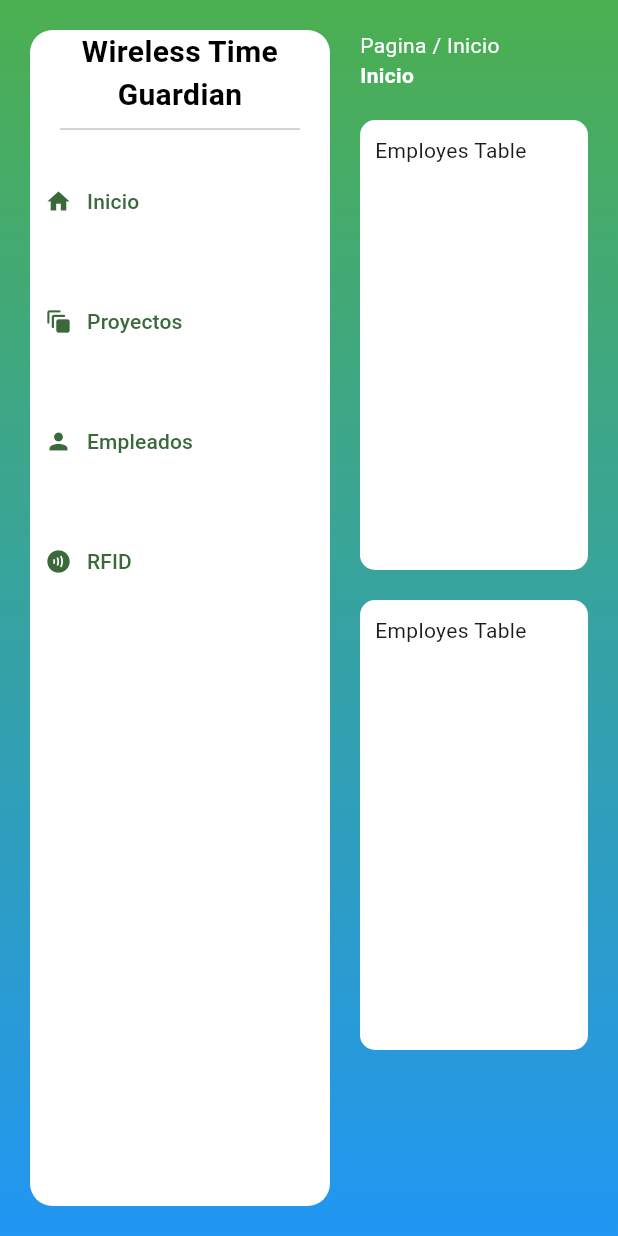
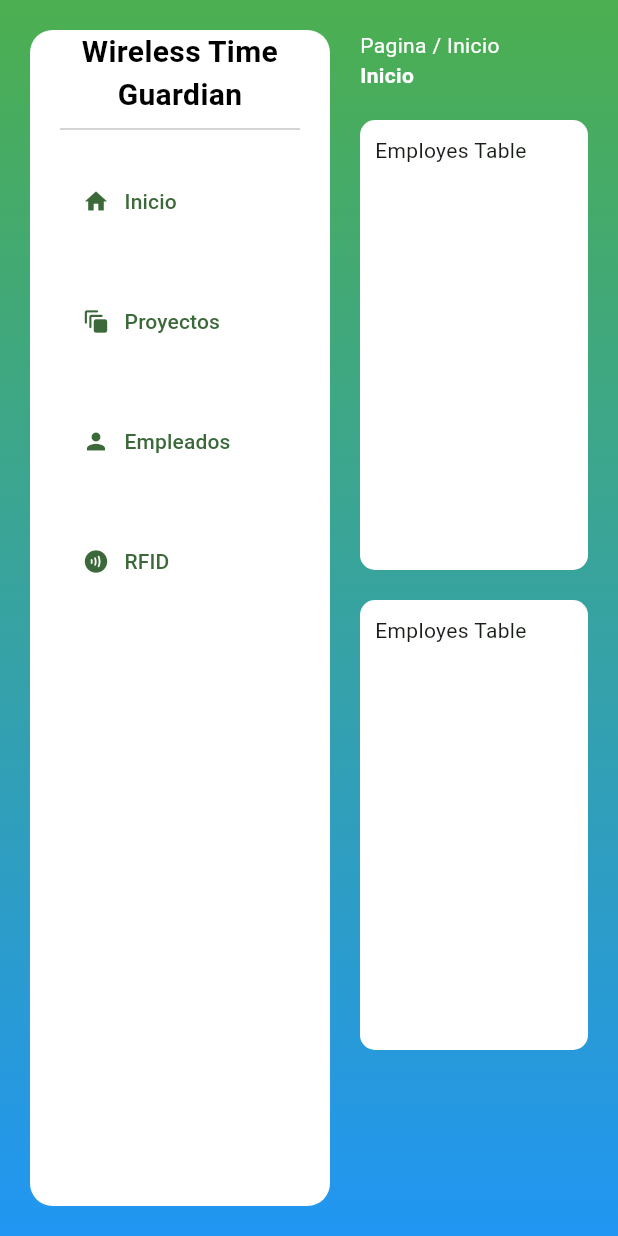
Before and after one commit to IsaiDiaz/wireless_time_guardian_flutter_frontend, a Flutter app: the screen it shows after launch, on a phone screen of 412 x 824 dp. Run offline on Flutter 3.47's test engine with Material 3 defaults, Android fonts, the light colour scheme and no system bars; our stand-ins replace flutter_bloc.

Commit message:
minor improvements in layout of pages and starting files for employes list agregated

```diff
--- a/lib/components/menu_item.dart
+++ b/lib/components/menu_item.dart
@@ -14,7 +14,7 @@ class MenuItem extends StatelessWidget {
   @override
   Widget build(BuildContext context) {
     return Container(
-        margin: const EdgeInsets.only(top: 10, bottom: 10),
+        margin: const EdgeInsets.only(top: 10, bottom: 10, left: 10, right: 10),
         decoration: BoxDecoration(
           borderRadius: BorderRadius.circular(15),
           color: Colors.white,
@@ -23,12 +23,14 @@ class MenuItem extends StatelessWidget {
           child: TextButton(
             style: TextButton.styleFrom(
               padding: const EdgeInsets.only(
-                  top: 20, bottom: 20, left: 10, right: 10),
+                  top: 20, bottom: 20, left: 25, right: 10),
             ),
             onPressed: () {
               onPressed();
             },
-            child: Row(children: [
+            child: Row(
+              mainAxisAlignment: MainAxisAlignment.start,
+              children: [
               Icon(icon),
               const SizedBox(width: 10),
               Text(title),
--- a/lib/pages/empleados.dart
+++ b/lib/pages/empleados.dart
@@ -1,5 +1,4 @@
 import 'package:flutter/material.dart';
-import 'package:wireless_time_guardian_flutter_frontend/components/page_title.dart';
 
 class Empleados extends StatelessWidget {
   const Empleados({super.key});
@@ -8,7 +7,6 @@ class Empleados extends StatelessWidget {
   Widget build(BuildContext context) {
     return const Column(
       children: [
-        PageTitle(title: "Empleados")
       ],
     );
   }
--- a/lib/pages/home.dart
+++ b/lib/pages/home.dart
@@ -2,6 +2,7 @@ import 'package:flutter/material.dart';
 import 'package:wireless_time_guardian_flutter_frontend/bloc/page_bloc.dart';
 import 'package:wireless_time_guardian_flutter_frontend/components/menu.dart';
 import 'package:flutter_bloc/flutter_bloc.dart';
+import 'package:wireless_time_guardian_flutter_frontend/components/page_title.dart';
 import 'package:wireless_time_guardian_flutter_frontend/pages/default.dart';
 import 'package:wireless_time_guardian_flutter_frontend/pages/empleados.dart';
 import 'package:wireless_time_guardian_flutter_frontend/pages/inicio.dart';
@@ -14,7 +15,7 @@ class HomePage extends StatelessWidget {
   @override
   Widget build(BuildContext context) {
     return BlocBuilder<PageBloc, PageState>(
-      builder: (context, state){
+      builder: (context, state) {
         return Scaffold(
             body: Container(
           decoration: const BoxDecoration(
@@ -31,7 +32,20 @@ class HomePage extends StatelessWidget {
                 const SizedBox(
                   width: 20,
                 ),
-              Expanded(child: _buildPage(context, state.actualPage)),
+                Expanded(
+                    child: Column(
+                  children: [
+                    PageTitle(title: _pagetitle(state.actualPage)),
+                    const SizedBox(
+                      height: 20,
+                    ),
+                    Expanded(
+                      child: SingleChildScrollView(
+                          scrollDirection: Axis.vertical,
+                          child: _buildPage(context, state.actualPage)),
+                    ),
+                  ],
+                )),
               ],
             ),
           ),
@@ -41,8 +55,23 @@ class HomePage extends StatelessWidget {
   }
 }
 
-Widget _buildPage(BuildContext context, int actualPage){
-  switch(actualPage){
+String _pagetitle(int actualPage) {
+  switch (actualPage) {
+    case 0:
+      return "Inicio";
+    case 1:
+      return "Proyectos";
+    case 2:
+      return "Empleados";
+    case 3:
+      return "RFID";
+    default:
+      return "Default";
+  }
+}
+
+Widget _buildPage(BuildContext context, int actualPage) {
+  switch (actualPage) {
     case 0:
       return const Inicio();
     case 1:
--- a/lib/pages/inicio.dart
+++ b/lib/pages/inicio.dart
@@ -1,7 +1,5 @@
 import 'package:flutter/material.dart';
 import 'package:wireless_time_guardian_flutter_frontend/components/employes_table.dart';
-import 'package:wireless_time_guardian_flutter_frontend/components/page_title.dart';
-
 class Inicio extends StatelessWidget {
   const Inicio({super.key});
 
@@ -9,8 +7,6 @@ class Inicio extends StatelessWidget {
   Widget build(BuildContext context) {
     return const Column(
       children: [
-        PageTitle(title: "Inicio"),
-        SizedBox(height: 20),
         EmployesTable(),
         SizedBox(height: 20),
         EmployesTable()
--- a/lib/pages/proyectos.dart
+++ b/lib/pages/proyectos.dart
@@ -1,5 +1,4 @@
 import 'package:flutter/material.dart';
-import 'package:wireless_time_guardian_flutter_frontend/components/page_title.dart';
 
 class Proyectos extends StatelessWidget {
   const Proyectos({super.key});
@@ -8,7 +7,6 @@ class Proyectos extends StatelessWidget {
   Widget build(BuildContext context) {
     return const Column(
       children: [
-        PageTitle(title: "Proyectos")
       ],
     );
   }
--- a/lib/pages/rfid.dart
+++ b/lib/pages/rfid.dart
@@ -1,5 +1,4 @@
 import 'package:flutter/material.dart';
-import 'package:wireless_time_guardian_flutter_frontend/components/page_title.dart';
 
 class RFID extends StatelessWidget {
   const RFID({super.key});
@@ -8,7 +7,6 @@ class RFID extends StatelessWidget {
   Widget build(BuildContext context) {
     return const Column(
       children: [
-        PageTitle(title: "RFID")
       ],
     );
   }
```
Also changed, not shown: lib/bloc/employe_init_cubit.dart (added, +40 -0 lines), lib/components/employe_table_element.dart (added, +56 -0 lines). Lines whose indentation alone changed are shown as unchanged.
